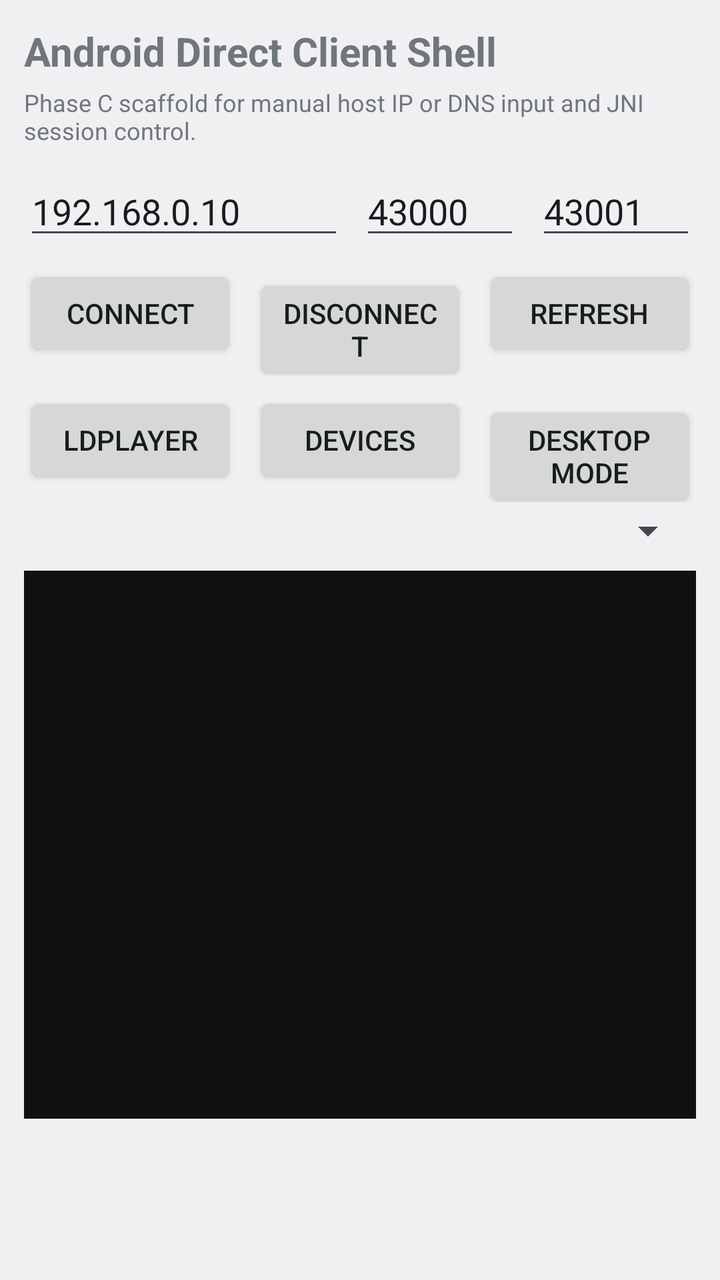
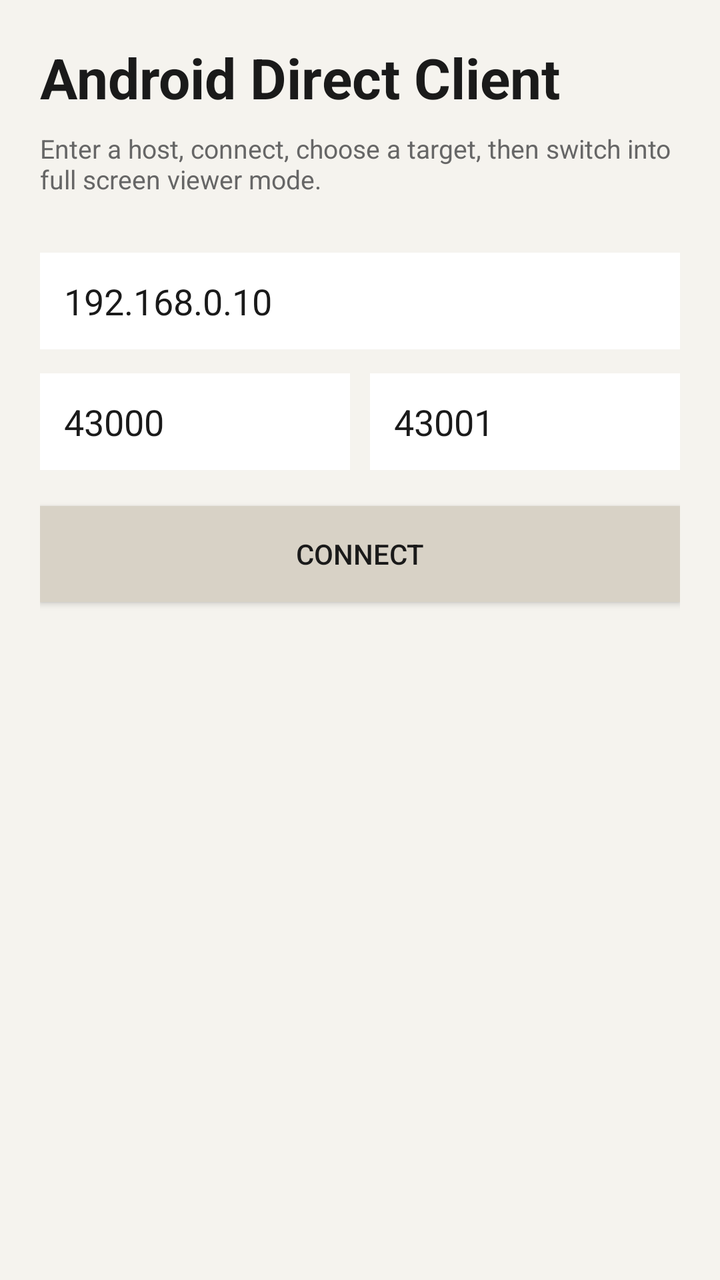

Compare the two renders of this Android layout. The source of the first and the diff that turns it into the second are given below.
<!-- AndroidManifest.xml: application theme Theme.Remote60AndroidDirect -->
<!-- res/layout/activity_main.xml -->
<?xml version="1.0" encoding="utf-8"?>
<LinearLayout xmlns:android="http://schemas.android.com/apk/res/android"
    android:layout_width="match_parent"
    android:layout_height="match_parent"
    android:orientation="vertical"
    android:padding="12dp">

    <TextView
        android:layout_width="match_parent"
        android:layout_height="wrap_content"
        android:text="@string/shell_title"
        android:textSize="20sp"
        android:textStyle="bold" />

    <TextView
        android:layout_width="match_parent"
        android:layout_height="wrap_content"
        android:layout_marginTop="4dp"
        android:text="@string/shell_subtitle"
        android:textSize="12sp" />

    <LinearLayout
        android:id="@+id/controlsPanel"
        android:layout_width="match_parent"
        android:layout_height="wrap_content"
        android:layout_marginTop="10dp"
        android:orientation="vertical">

        <LinearLayout
            android:layout_width="match_parent"
            android:layout_height="wrap_content"
            android:baselineAligned="false"
            android:orientation="horizontal">

            <EditText
                android:id="@+id/hostInput"
                android:layout_width="0dp"
                android:layout_height="wrap_content"
                android:layout_weight="2"
                android:hint="@string/host_hint"
                android:inputType="textUri"
                android:maxLines="1"
                android:text="192.168.0.10" />

            <EditText
                android:id="@+id/videoPortInput"
                android:layout_width="0dp"
                android:layout_height="wrap_content"
                android:layout_marginStart="8dp"
                android:layout_weight="1"
                android:hint="@string/video_port_hint"
                android:inputType="number"
                android:maxLines="1"
                android:text="43000" />

            <EditText
                android:id="@+id/controlPortInput"
                android:layout_width="0dp"
                android:layout_height="wrap_content"
                android:layout_marginStart="8dp"
                android:layout_weight="1"
                android:hint="@string/control_port_hint"
                android:inputType="number"
                android:maxLines="1"
                android:text="43001" />
        </LinearLayout>

        <LinearLayout
            android:layout_width="match_parent"
            android:layout_height="wrap_content"
            android:layout_marginTop="8dp"
            android:orientation="horizontal">

            <Button
                android:id="@+id/connectButton"
                android:layout_width="0dp"
                android:layout_height="wrap_content"
                android:layout_weight="1"
                android:text="@string/connect_button" />

            <Button
                android:id="@+id/disconnectButton"
                android:layout_width="0dp"
                android:layout_height="wrap_content"
                android:layout_marginStart="8dp"
                android:layout_weight="1"
                android:text="@string/disconnect_button" />

            <Button
                android:id="@+id/refreshButton"
                android:layout_width="0dp"
                android:layout_height="wrap_content"
                android:layout_marginStart="8dp"
                android:layout_weight="1"
                android:text="@string/refresh_button" />
        </LinearLayout>

        <LinearLayout
            android:layout_width="match_parent"
            android:layout_height="wrap_content"
            android:layout_marginTop="8dp"
            android:orientation="horizontal">

            <Button
                android:id="@+id/targetWindowsButton"
                android:layout_width="0dp"
                android:layout_height="wrap_content"
                android:layout_weight="1"
                android:text="@string/target_windows_button" />

            <Button
                android:id="@+id/targetDevicesButton"
                android:layout_width="0dp"
                android:layout_height="wrap_content"
                android:layout_marginStart="8dp"
                android:layout_weight="1"
                android:text="@string/target_devices_button" />

            <Button
                android:id="@+id/desktopModeButton"
                android:layout_width="0dp"
                android:layout_height="wrap_content"
                android:layout_marginStart="8dp"
                android:layout_weight="1"
                android:text="@string/desktop_mode_button" />
        </LinearLayout>

        <Spinner
            android:id="@+id/targetSpinner"
            android:layout_width="match_parent"
            android:layout_height="wrap_content"
            android:layout_marginTop="2dp"
            android:spinnerMode="dropdown" />
    </LinearLayout>

    <LinearLayout
        android:id="@+id/compactToolbar"
        android:layout_width="match_parent"
        android:layout_height="wrap_content"
        android:layout_marginTop="8dp"
        android:orientation="horizontal"
        android:visibility="gone">

        <Button
            android:id="@+id/panelToggleButton"
            android:layout_width="0dp"
            android:layout_height="wrap_content"
            android:layout_weight="1"
            android:text="@string/panel_show_button" />

        <Button
            android:id="@+id/disconnectCompactButton"
            android:layout_width="0dp"
            android:layout_height="wrap_content"
            android:layout_marginStart="8dp"
            android:layout_weight="1"
            android:text="@string/disconnect_button" />

        <Button
            android:id="@+id/refreshCompactButton"
            android:layout_width="0dp"
            android:layout_height="wrap_content"
            android:layout_marginStart="8dp"
            android:layout_weight="1"
            android:text="@string/refresh_button" />

        <Button
            android:id="@+id/desktopModeCompactButton"
            android:layout_width="0dp"
            android:layout_height="wrap_content"
            android:layout_marginStart="8dp"
            android:layout_weight="1"
            android:text="@string/desktop_mode_button" />
    </LinearLayout>

    <FrameLayout
        android:layout_width="match_parent"
        android:layout_height="0dp"
        android:layout_marginTop="8dp"
        android:layout_weight="1"
        android:background="#101010">

        <TextureView
            android:id="@+id/videoTextureView"
            android:layout_width="match_parent"
            android:layout_height="match_parent" />
    </FrameLayout>

    <TextView
        android:id="@+id/statusText"
        android:layout_width="match_parent"
        android:layout_height="wrap_content"
        android:layout_marginTop="8dp"
        android:maxLines="1"
        android:textStyle="bold" />

    <TextView
        android:id="@+id/errorText"
        android:layout_width="match_parent"
        android:layout_height="wrap_content"
        android:layout_marginTop="4dp"
        android:maxLines="1"
        android:textColor="#B00020" />

    <TextView
        android:id="@+id/videoDebugText"
        android:layout_width="match_parent"
        android:layout_height="wrap_content"
        android:layout_marginTop="4dp"
        android:ellipsize="end"
        android:maxLines="2"
        android:textColor="#666666"
        android:textSize="11sp" />
</LinearLayout>
<!-- resources referenced by this layout -->
<resources>
  <string name="connect_button">Connect</string>
  <string name="control_port_hint">Control Port</string>
  <string name="desktop_mode_button">Desktop Mode</string>
  <string name="disconnect_button">Disconnect</string>
  <string name="host_hint">Host IP or DNS</string>
  <string name="panel_show_button">Show Panel</string>
  <string name="refresh_button">Refresh</string>
  <string name="shell_subtitle">Phase C scaffold for manual host IP or DNS input and JNI session control.</string>
  <string name="shell_title">Android Direct Client Shell</string>
  <string name="target_devices_button">Devices</string>
  <string name="target_windows_button">LDPlayer</string>
  <string name="video_port_hint">Video Port</string>
  <style name="Theme.Remote60AndroidDirect" parent="@android:style/Theme.DeviceDefault.Light.NoActionBar">
          <item name="android:statusBarColor" tools:targetApi="l">#101820</item>
          <item name="android:navigationBarColor">#101820</item>
      </style>
</resources>

<!-- the commit's change to res/layout/activity_main.xml (unified diff, before → after) -->
@@ -1,214 +1,252 @@
 <?xml version="1.0" encoding="utf-8"?>
-<LinearLayout xmlns:android="http://schemas.android.com/apk/res/android"
+<FrameLayout xmlns:android="http://schemas.android.com/apk/res/android"
     android:layout_width="match_parent"
     android:layout_height="match_parent"
-    android:orientation="vertical"
-    android:padding="12dp">
-
-    <TextView
+    android:background="#F5F3EE">
+
+    <LinearLayout
+        android:id="@+id/connectScene"
         android:layout_width="match_parent"
-        android:layout_height="wrap_content"
-        android:text="@string/shell_title"
-        android:textSize="20sp"
-        android:textStyle="bold" />
-
-    <TextView
-        android:layout_width="match_parent"
-        android:layout_height="wrap_content"
-        android:layout_marginTop="4dp"
-        android:text="@string/shell_subtitle"
-        android:textSize="12sp" />
-
-    <LinearLayout
-        android:id="@+id/controlsPanel"
-        android:layout_width="match_parent"
-        android:layout_height="wrap_content"
-        android:layout_marginTop="10dp"
-        android:orientation="vertical">
-
-        <LinearLayout
-            android:layout_width="match_parent"
-            android:layout_height="wrap_content"
-            android:baselineAligned="false"
-            android:orientation="horizontal">
+        android:layout_height="match_parent"
+        android:orientation="vertical"
+        android:padding="20dp">
+
+        <TextView
+            android:layout_width="match_parent"
+            android:layout_height="wrap_content"
+            android:text="@string/shell_title"
+            android:textColor="#1A1A1A"
+            android:textSize="28sp"
+            android:textStyle="bold" />
+
+        <TextView
+            android:layout_width="match_parent"
+            android:layout_height="wrap_content"
+            android:layout_marginTop="8dp"
+            android:text="@string/shell_subtitle"
+            android:textColor="#666666"
+            android:textSize="13sp" />
 
             <EditText
                 android:id="@+id/hostInput"
-                android:layout_width="0dp"
-                android:layout_height="wrap_content"
-                android:layout_weight="2"
+                android:layout_width="match_parent"
+                android:layout_height="wrap_content"
+                android:layout_marginTop="28dp"
+                android:background="#FFFFFF"
                 android:hint="@string/host_hint"
                 android:inputType="textUri"
                 android:maxLines="1"
+                android:padding="12dp"
+                android:textColor="#1A1A1A"
+                android:textColorHint="#777777"
                 android:text="192.168.0.10" />
+
+        <LinearLayout
+            android:layout_width="match_parent"
+            android:layout_height="wrap_content"
+            android:layout_marginTop="12dp"
+            android:orientation="horizontal">
 
             <EditText
                 android:id="@+id/videoPortInput"
                 android:layout_width="0dp"
                 android:layout_height="wrap_content"
-                android:layout_marginStart="8dp"
+                android:background="#FFFFFF"
                 android:layout_weight="1"
                 android:hint="@string/video_port_hint"
                 android:inputType="number"
                 android:maxLines="1"
+                android:padding="12dp"
+                android:textColor="#1A1A1A"
+                android:textColorHint="#777777"
                 android:text="43000" />
 
             <EditText
                 android:id="@+id/controlPortInput"
                 android:layout_width="0dp"
                 android:layout_height="wrap_content"
-                android:layout_marginStart="8dp"
+                android:layout_marginStart="10dp"
+                android:background="#FFFFFF"
                 android:layout_weight="1"
                 android:hint="@string/control_port_hint"
                 android:inputType="number"
                 android:maxLines="1"
+                android:padding="12dp"
+                android:textColor="#1A1A1A"
+                android:textColorHint="#777777"
                 android:text="43001" />
         </LinearLayout>
 
+        <Button
+            android:id="@+id/connectButton"
+            android:layout_width="match_parent"
+            android:layout_height="wrap_content"
+            android:layout_marginTop="18dp"
+            android:background="#D8D2C6"
+            android:textColor="#1A1A1A"
+            android:text="@string/connect_button" />
+
+        <TextView
+            android:id="@+id/connectStatusText"
+            android:layout_width="match_parent"
+            android:layout_height="wrap_content"
+            android:layout_marginTop="18dp"
+            android:maxLines="2"
+            android:textColor="#1A1A1A"
+            android:textStyle="bold" />
+
+        <TextView
+            android:id="@+id/connectErrorText"
+            android:layout_width="match_parent"
+            android:layout_height="wrap_content"
+            android:layout_marginTop="8dp"
+            android:maxLines="3"
+            android:textColor="#B00020" />
+    </LinearLayout>
+
+    <LinearLayout
+        android:id="@+id/targetsScene"
+        android:layout_width="match_parent"
+        android:layout_height="match_parent"
+        android:orientation="vertical"
+        android:padding="16dp"
+        android:visibility="gone">
+
         <LinearLayout
             android:layout_width="match_parent"
             android:layout_height="wrap_content"
-            android:layout_marginTop="8dp"
+            android:gravity="center_vertical"
             android:orientation="horizontal">
 
-            <Button
-                android:id="@+id/connectButton"
-                android:layout_width="0dp"
-                android:layout_height="wrap_content"
-                android:layout_weight="1"
-                android:text="@string/connect_button" />
-
-            <Button
-                android:id="@+id/disconnectButton"
+            <TextView
+                android:layout_width="0dp"
+                android:layout_height="wrap_content"
+                android:layout_weight="1"
+                android:text="@string/targets_title"
+                android:textColor="#1A1A1A"
+                android:textSize="24sp"
+                android:textStyle="bold" />
+
+            <Button
+                android:id="@+id/listDisconnectButton"
+                android:layout_width="wrap_content"
+                android:layout_height="wrap_content"
+                android:background="#D8D2C6"
+                android:textColor="#1A1A1A"
+                android:text="@string/disconnect_button" />
+        </LinearLayout>
+
+        <LinearLayout
+            android:layout_width="match_parent"
+            android:layout_height="wrap_content"
+            android:layout_marginTop="14dp"
+            android:orientation="horizontal">
+
+            <Button
+                android:id="@+id/listWindowsButton"
+                android:layout_width="0dp"
+                android:layout_height="wrap_content"
+                android:layout_weight="1"
+                android:background="#D8D2C6"
+                android:textColor="#1A1A1A"
+                android:text="@string/target_windows_button" />
+
+            <Button
+                android:id="@+id/listDevicesButton"
                 android:layout_width="0dp"
                 android:layout_height="wrap_content"
                 android:layout_marginStart="8dp"
                 android:layout_weight="1"
-                android:text="@string/disconnect_button" />
-
-            <Button
-                android:id="@+id/refreshButton"
-                android:layout_width="0dp"
+                android:background="#D8D2C6"
+                android:textColor="#1A1A1A"
+                android:text="@string/target_devices_button" />
+
+            <Button
+                android:id="@+id/listRefreshButton"
+                android:layout_width="wrap_content"
                 android:layout_height="wrap_content"
                 android:layout_marginStart="8dp"
-                android:layout_weight="1"
+                android:background="#D8D2C6"
+                android:textColor="#1A1A1A"
                 android:text="@string/refresh_button" />
         </LinearLayout>
 
-        <LinearLayout
-            android:layout_width="match_parent"
-            android:layout_height="wrap_content"
-            android:layout_marginTop="8dp"
-            android:orientation="horizontal">
-
-            <Button
-                android:id="@+id/targetWindowsButton"
-                android:layout_width="0dp"
-                android:layout_height="wrap_content"
-                android:layout_weight="1"
-                android:text="@string/target_windows_button" />
-
-            <Button
-                android:id="@+id/targetDevicesButton"
-                android:layout_width="0dp"
-                android:layout_height="wrap_content"
-                android:layout_marginStart="8dp"
-                android:layout_weight="1"
-                android:text="@string/target_devices_button" />
-
-            <Button
-                android:id="@+id/desktopModeButton"
-                android:layout_width="0dp"
-                android:layout_height="wrap_content"
-                android:layout_marginStart="8dp"
-                android:layout_weight="1"
-                android:text="@string/desktop_mode_button" />
-        </LinearLayout>
-
-        <Spinner
-            android:id="@+id/targetSpinner"
-            android:layout_width="match_parent"
-            android:layout_height="wrap_content"
-            android:layout_marginTop="2dp"
-            android:spinnerMode="dropdown" />
+        <TextView
+            android:id="@+id/listSelectedText"
+            android:layout_width="match_parent"
+            android:layout_height="wrap_content"
+            android:layout_marginTop="12dp"
+            android:maxLines="1"
+            android:textColor="#1A1A1A"
+            android:textStyle="bold" />
+
+        <TextView
+            android:id="@+id/listStatusText"
+            android:layout_width="match_parent"
+            android:layout_height="wrap_content"
+            android:layout_marginTop="4dp"
+            android:maxLines="2"
+            android:textColor="#666666"
+            android:textSize="12sp" />
+
+        <ListView
+            android:id="@+id/targetListView"
+            android:layout_width="match_parent"
+            android:layout_height="0dp"
+            android:layout_marginTop="12dp"
+            android:layout_weight="1"
+            android:background="#FFFFFF"
+            android:divider="#D8D2C6"
+            android:dividerHeight="1dp" />
+
+        <TextView
+            android:id="@+id/targetListEmptyText"
+            android:layout_width="match_parent"
+            android:layout_height="wrap_content"
+            android:layout_marginTop="12dp"
+            android:gravity="center"
+            android:textColor="#666666"
+            android:textSize="13sp"
+            android:visibility="gone" />
     </LinearLayout>
 
-    <LinearLayout
-        android:id="@+id/compactToolbar"
+    <FrameLayout
+        android:id="@+id/viewerScene"
         android:layout_width="match_parent"
-        android:layout_height="wrap_content"
-        android:layout_marginTop="8dp"
-        android:orientation="horizontal"
+        android:layout_height="match_parent"
+        android:background="#050505"
         android:visibility="gone">
-
-        <Button
-            android:id="@+id/panelToggleButton"
-            android:layout_width="0dp"
-            android:layout_height="wrap_content"
-            android:layout_weight="1"
-            android:text="@string/panel_show_button" />
-
-        <Button
-            android:id="@+id/disconnectCompactButton"
-            android:layout_width="0dp"
-            android:layout_height="wrap_content"
-            android:layout_marginStart="8dp"
-            android:layout_weight="1"
-            android:text="@string/disconnect_button" />
-
-        <Button
-            android:id="@+id/refreshCompactButton"
-            android:layout_width="0dp"
-            android:layout_height="wrap_content"
-            android:layout_marginStart="8dp"
-            android:layout_weight="1"
-            android:text="@string/refresh_button" />
-
-        <Button
-            android:id="@+id/desktopModeCompactButton"
-            android:layout_width="0dp"
-            android:layout_height="wrap_content"
-            android:layout_marginStart="8dp"
-            android:layout_weight="1"
-            android:text="@string/desktop_mode_button" />
-    </LinearLayout>
-
-    <FrameLayout
-        android:layout_width="match_parent"
-        android:layout_height="0dp"
-        android:layout_marginTop="8dp"
-        android:layout_weight="1"
-        android:background="#101010">
 
         <TextureView
             android:id="@+id/videoTextureView"
             android:layout_width="match_parent"
             android:layout_height="match_parent" />
+
+        <Button
+            android:id="@+id/viewerBackButton"
+            android:layout_width="wrap_content"
+            android:layout_height="wrap_content"
+            android:layout_gravity="top|start"
+            android:layout_marginStart="12dp"
+            android:layout_marginTop="12dp"
+            android:alpha="0.22"
+            android:background="#55111111"
+            android:paddingLeft="12dp"
+            android:paddingTop="8dp"
+            android:paddingRight="12dp"
+            android:paddingBottom="8dp"
+            android:text="@string/viewer_back_button" />
+
+        <TextView
+            android:id="@+id/viewerOverlayStatusText"
+            android:layout_width="match_parent"
+            android:layout_height="wrap_content"
+            android:layout_gravity="bottom"
+            android:background="#66000000"
+            android:ellipsize="end"
+            android:maxLines="2"
+            android:padding="12dp"
+            android:textColor="#F2F2F2"
+            android:textSize="12sp" />
     </FrameLayout>
-
-    <TextView
-        android:id="@+id/statusText"
-        android:layout_width="match_parent"
-        android:layout_height="wrap_content"
-        android:layout_marginTop="8dp"
-        android:maxLines="1"
-        android:textStyle="bold" />
-
-    <TextView
-        android:id="@+id/errorText"
-        android:layout_width="match_parent"
-        android:layout_height="wrap_content"
-        android:layout_marginTop="4dp"
-        android:maxLines="1"
-        android:textColor="#B00020" />
-
-    <TextView
-        android:id="@+id/videoDebugText"
-        android:layout_width="match_parent"
-        android:layout_height="wrap_content"
-        android:layout_marginTop="4dp"
-        android:ellipsize="end"
-        android:maxLines="2"
-        android:textColor="#666666"
-        android:textSize="11sp" />
-</LinearLayout>
+</FrameLayout>
<!-- resource entries referenced after the edit -->
@@ -2,16 +2,16 @@
 <resources>
   <string name="connect_button">Connect</string>
   <string name="control_port_hint">Control Port</string>
-  <string name="desktop_mode_button">Desktop Mode</string>
   <string name="disconnect_button">Disconnect</string>
   <string name="host_hint">Host IP or DNS</string>
-  <string name="panel_show_button">Show Panel</string>
   <string name="refresh_button">Refresh</string>
-  <string name="shell_subtitle">Phase C scaffold for manual host IP or DNS input and JNI session control.</string>
-  <string name="shell_title">Android Direct Client Shell</string>
+  <string name="shell_subtitle">Enter a host, connect, choose a target, then switch into full screen viewer mode.</string>
+  <string name="shell_title">Android Direct Client</string>
   <string name="target_devices_button">Devices</string>
-  <string name="target_windows_button">LDPlayer</string>
+  <string name="target_windows_button">Windows</string>
+  <string name="targets_title">Select A Target</string>
   <string name="video_port_hint">Video Port</string>
+  <string name="viewer_back_button">LIST</string>
   <style name="Theme.Remote60AndroidDirect" parent="@android:style/Theme.DeviceDefault.Light.NoActionBar">
           <item name="android:statusBarColor" tools:targetApi="l">#101820</item>
           <item name="android:navigationBarColor">#101820</item>
